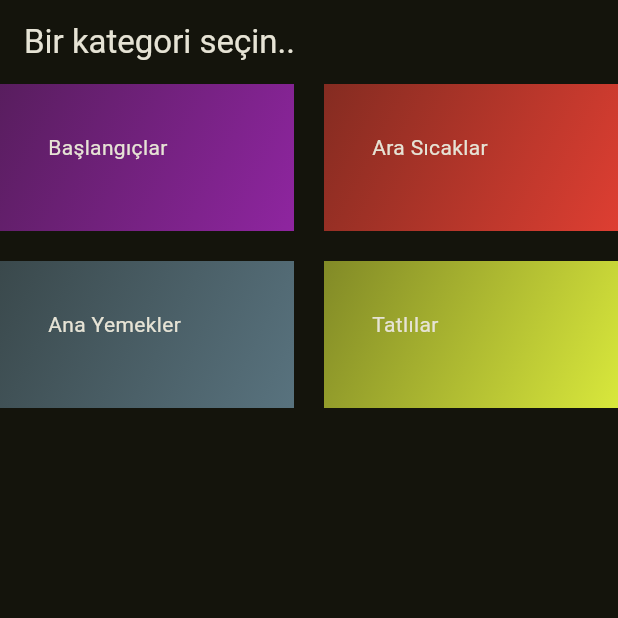
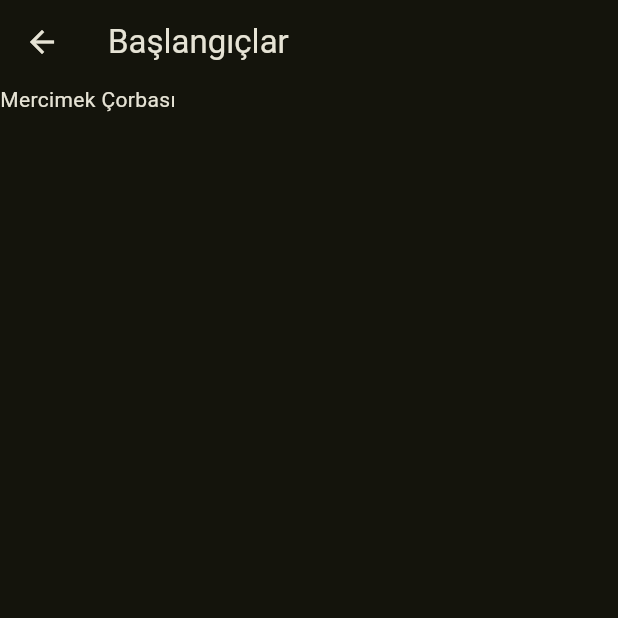
Before and after one commit to yurtkurane/flutter, a Flutter app: the screen it shows after launch, after a tap on "Başlangıçlar", on a phone screen of 412 x 824 dp, the top half of it. Run offline on Flutter 3.47's test engine with Material 3 defaults, Android fonts, the phone set to English and light mode, and no system bars.

```diff
--- a/mealsapp/lib/data/dummy_data.dart
+++ b/mealsapp/lib/data/dummy_data.dart
@@ -1,5 +1,7 @@
 import 'package:flutter/material.dart';
 import 'package:mealsapp/models/category.dart';
+import 'package:mealsapp/models/meal.dart';
+
 
 const categoryList = [
   Category(id: "1", name: "Başlangıçlar", color: Colors.purple),
@@ -7,3 +9,20 @@ const categoryList = [
   Category(id: "3", name: "Ana Yemekler", color: Colors.blueGrey),
   Category(id: "4", name: "Tatlılar", color: Colors.limeAccent),
 ];
+
+const mealList = [
+  Meal(
+      id: "1",
+      categoryId: "1",
+      name: "Mercimek Çorbası",
+      imageUrl:
+          "https://cdn.yemek.com/mnresize/940/940/uploads/2014/06/mercimek-corbasi-yemekcom.jpg",
+      ingredients: ["Malzeme 1", "Malzeme 2", "Malzeme 3"]),
+  Meal(
+      id: "2",
+      categoryId: "4",
+      name: "Katmer",
+      imageUrl:
+          "https://gulumoglubaklava.com.tr/wp-content/uploads/292c2709-1626-4278-8589-fd456ae44468.jpg",
+      ingredients: ["Malzeme 1", "Malzeme 2", "Malzeme 3"]),
+];
--- /dev/null
+++ b/mealsapp/lib/models/meal.dart
@@ -0,0 +1,15 @@
+class Meal {
+  const Meal({
+    required this.id,
+    required this.categoryId,
+    required this.name,
+    required this.imageUrl,
+    required this.ingredients,
+  });
+
+  final String id;
+  final String categoryId;
+  final String name;
+  final String imageUrl;
+  final List<String> ingredients;
+}
--- a/mealsapp/lib/screens/categories.dart
+++ b/mealsapp/lib/screens/categories.dart
@@ -1,9 +1,21 @@
 import 'package:flutter/material.dart';
 import 'package:mealsapp/data/dummy_data.dart';
 import 'package:mealsapp/widgets/category_card.dart';
+import 'package:mealsapp/models/category.dart';
+import 'package:mealsapp/screens/meals.dart';
+
 
 class Categories extends StatelessWidget {
   const Categories({Key? key}) : super(key: key);
+
+  // context objesi => statefull widget => context objesi tüm noktalardan erişilebilir
+  // stateless widget => context objesi yalnızca build fonksiyonundan erişilebilir.
+  void _changeScreen(Category category, BuildContext context) {
+    Navigator.of(context).push(MaterialPageRoute(
+        builder: (ctx) => Meals(
+              category: category,
+            )));
+  }
 
   @override
   Widget build(BuildContext context) {
@@ -21,6 +33,7 @@ class Categories extends StatelessWidget {
           for (final c in categoryList)
             CategoryCard(
               category: c,
+               onCategoryClick: () => _changeScreen(c, context),
             )
         ],
       ),
--- a/mealsapp/lib/screens/meals.dart
+++ b/mealsapp/lib/screens/meals.dart
@@ -0,0 +1,30 @@
+import 'package:flutter/material.dart';
+import 'package:mealsapp/data/dummy_data.dart';
+import 'package:mealsapp/models/category.dart';
+import 'package:mealsapp/models/meal.dart';
+
+class Meals extends StatelessWidget {
+  const Meals({Key? key, required this.category}) : super(key: key);
+  final Category category;
+
+  @override
+  Widget build(BuildContext context) {
+    List<Meal> meals =
+        mealList.where((element) => element.categoryId == category.id).toList();
+
+    Widget widget = ListView.builder(
+        itemCount: meals.length,
+        itemBuilder: (ctx, index) => Text(meals[index].name));
+
+    if (meals.isEmpty) {
+      widget = const Center(
+        child: Text("Bu kategoride hiç bir tarif bulunamadı.."),
+      );
+    }
+
+    return Scaffold(
+      appBar: AppBar(title: Text(category.name)),
+      body: widget,
+    );
+  }
+}
--- a/mealsapp/lib/widgets/category_card.dart
+++ b/mealsapp/lib/widgets/category_card.dart
@@ -2,14 +2,19 @@ import 'package:flutter/material.dart';
 import 'package:mealsapp/models/category.dart';
 
 class CategoryCard extends StatelessWidget {
-  const CategoryCard({Key? key, required this.category}) : super(key: key);
+  const CategoryCard(
+      {Key? key, required this.category, required this.onCategoryClick})
+      : super(key: key);
   final Category category;
+  final void Function() onCategoryClick;
 
   @override
   Widget build(BuildContext context) {
     return InkWell(
       splashColor: category.color,
-      onTap: () {},
+      onTap: () {
+        onCategoryClick();
+      },
       child: Container(
         padding: const EdgeInsets.all(32),
         decoration: BoxDecoration(
```
